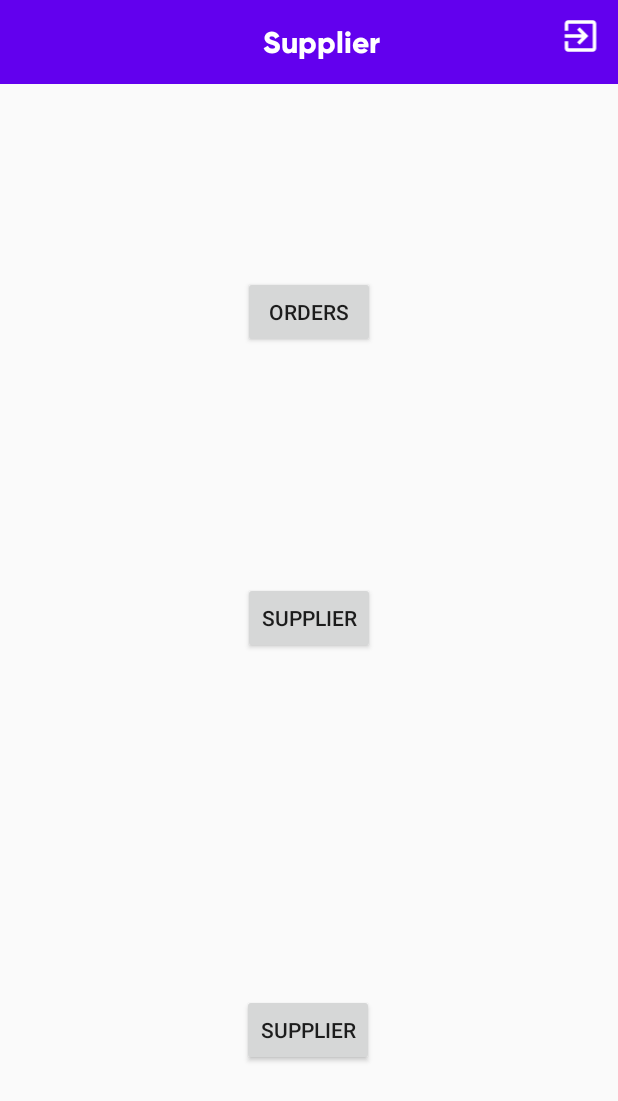
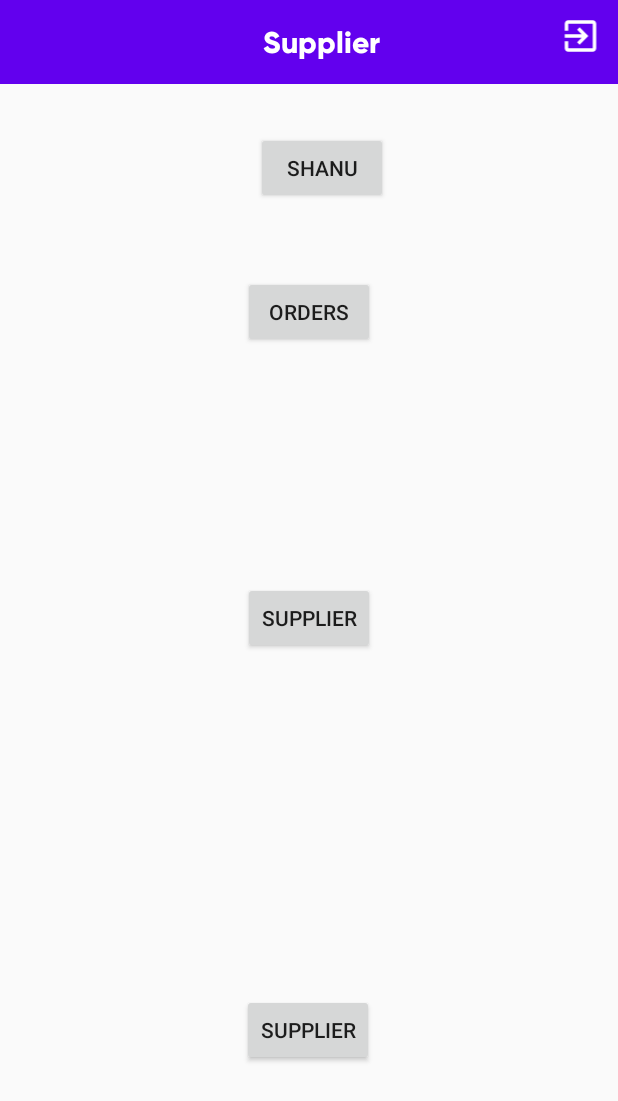
Before and after one commit to samesh97/CSSE-Project, an Android app: the SupplierLoggedActivity screen opened directly, with no data from a screen before it, on a phone screen of 412 x 824 dp. Shown: the top 1101 px of the screen. Run offline under Robolectric (Android 15) with nearby library versions, the phone set to English and light mode, and no system bars.

Commit message:
Minor changes in SupplierLoggedActivity

```diff
--- a/app/src/main/java/com/crave/food/csse_android_app/activities/SupplierLoggedActivity.java
+++ b/app/src/main/java/com/crave/food/csse_android_app/activities/SupplierLoggedActivity.java
@@ -18,6 +18,7 @@ import com.crave.food.csse_android_app.config.LoginState;
 public class SupplierLoggedActivity extends AppCompatActivity {
 
     Button add_receipt,view_btn;
+    Button shanu;
     @Override
     protected void onCreate(Bundle savedInstanceState) {
         super.onCreate(savedInstanceState);
@@ -33,6 +34,14 @@ public class SupplierLoggedActivity extends AppCompatActivity {
                 openAddReceipt();
             }
         });
+
+        shanu = findViewById(R.id.btn_shanu);
+        shanu.setOnClickListener(new View.OnClickListener() {
+            @Override
+            public void onClick(View view) {
+                viewSupplier();
+            }
+        });
     }
     public void openAddReceipt(){
         Intent intent = new Intent(this,add_good_receipt.class);
@@ -44,7 +53,7 @@ public class SupplierLoggedActivity extends AppCompatActivity {
         startActivity(intent);
     }
 
-    public void viewSupplier(View view)
+    public void viewSupplier()
     {
         Intent intent = new Intent(SupplierLoggedActivity.this, InvoicesMain.class);
         startActivity(intent);
--- a/app/src/main/res/layout/activity_supplier_logged.xml
+++ b/app/src/main/res/layout/activity_supplier_logged.xml
@@ -89,4 +89,16 @@
         app:layout_constraintHorizontal_bias="0.501"
         app:layout_constraintStart_toStartOf="parent"
         app:layout_constraintTop_toTopOf="parent" />
+
+    <Button
+        android:id="@+id/btn_shanu"
+        android:layout_width="wrap_content"
+        android:layout_height="wrap_content"
+        android:layout_marginBottom="48dp"
+        android:onClick="viewSupplier"
+        android:text="Shanu"
+        app:layout_constraintBottom_toTopOf="@+id/btn_viewOrdersSupplier"
+        app:layout_constraintEnd_toEndOf="parent"
+        app:layout_constraintHorizontal_bias="0.526"
+        app:layout_constraintStart_toStartOf="parent" />
 </androidx.constraintlayout.widget.ConstraintLayout>
```
